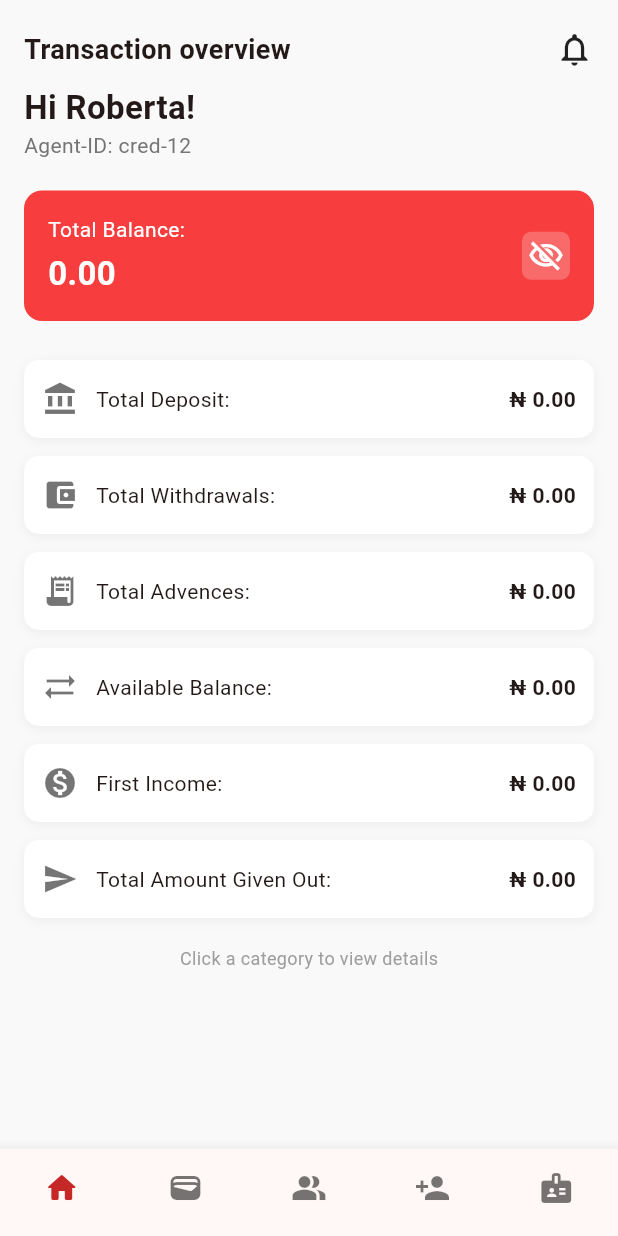
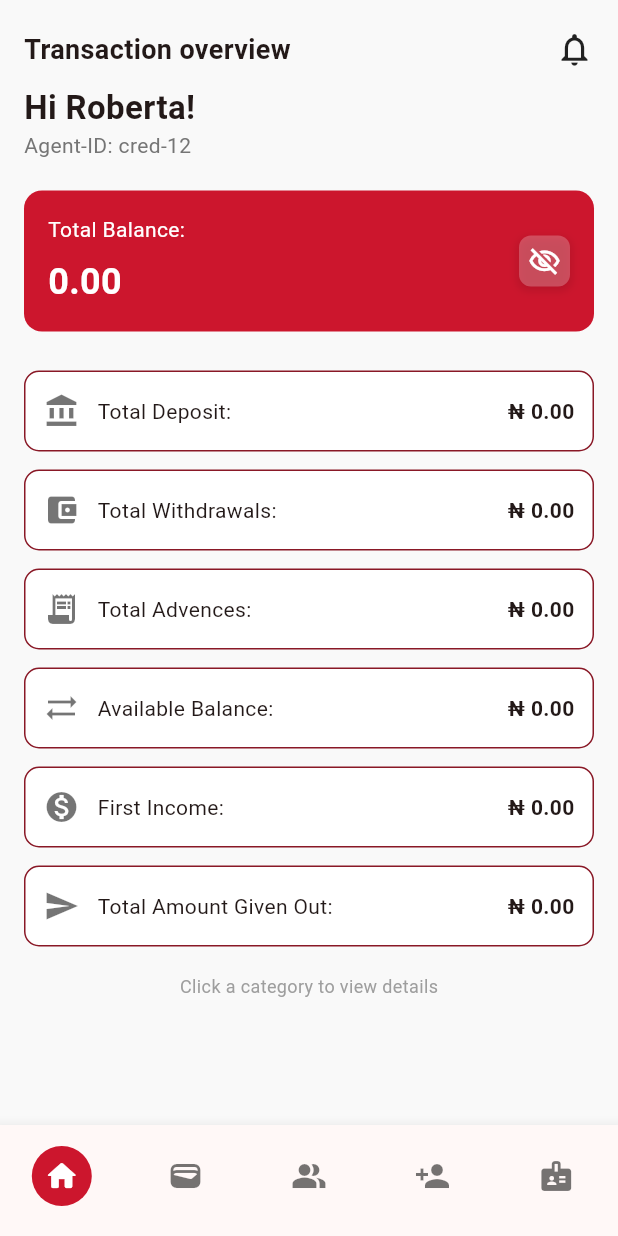
Before and after one commit to Crediometer/agent360, a Flutter app: the MainLayout screen opened by its route, on a phone screen of 412 x 824 dp. Run offline on Flutter 3.47's test engine with Material 3 defaults, Android fonts, the phone set to English and light mode, and no system bars; our stand-ins replace fluttertoast, introduction_screen.

Commit message:
dashboard

```diff
--- a/lib/screens/DashboardScreen.dart
+++ b/lib/screens/DashboardScreen.dart
@@ -44,10 +44,7 @@ class _DashboardScreenState extends State<DashboardScreen> {
                 children: const [
                   Text(
                     'Transaction overview',
-                    style: TextStyle(
-                      fontSize: 18,
-                      fontWeight: FontWeight.w600,
-                    ),
+                    style: TextStyle(fontSize: 18, fontWeight: FontWeight.w600),
                   ),
                   Icon(Icons.notifications_none, size: 26),
                 ],
@@ -64,7 +61,7 @@ class _DashboardScreenState extends State<DashboardScreen> {
               const SizedBox(height: 20),
               Container(
                 decoration: BoxDecoration(
-                  color: const Color.fromARGB(255, 247, 61, 61),
+                  color: const Color(0xFFCC162D), // Color with transparency
                   borderRadius: BorderRadius.circular(12),
                 ),
                 padding: const EdgeInsets.all(16),
@@ -76,16 +73,13 @@ class _DashboardScreenState extends State<DashboardScreen> {
                       children: [
                         Text(
                           'Total Balance:',
+                          style: TextStyle(color: Colors.white, fontSize: 14),
+                        ),
+                        SizedBox(height: 8),
+                        Text(
+                          '0.00', // example balance
                           style: TextStyle(
-                            color: Colors.white,
-                            fontSize: 14,
-                          ),
-                        ),
-                        SizedBox(height: 4),
-                        Text(
-                          '0.00',
-                          style: TextStyle(
-                            fontSize: 22,
+                            fontSize: 24,
                             fontWeight: FontWeight.bold,
                             color: Colors.white,
                           ),
@@ -93,20 +87,29 @@ class _DashboardScreenState extends State<DashboardScreen> {
                       ],
                     ),
                     Container(
-                      padding: const EdgeInsets.all(4),
+                      padding: const EdgeInsets.all(6),
                       decoration: BoxDecoration(
                         color: Colors.white24,
-                        borderRadius: BorderRadius.circular(6),
+                        borderRadius: BorderRadius.circular(8),
+                        boxShadow: [
+                          BoxShadow(
+                            color: Colors.black.withOpacity(0.1),
+                            spreadRadius: 1,
+                            blurRadius: 4,
+                            offset: Offset(0, 2), // horizontal, vertical
+                          ),
+                        ],
                       ),
                       child: const Icon(
                         Icons.visibility_off_outlined,
                         color: Colors.white,
-                        size: 24,
+                        size: 22,
                       ),
-                    )
+                    ),
                   ],
                 ),
               ),
+
               const SizedBox(height: 20),
               ..._buildInfoTiles(context),
               const SizedBox(height: 12),
@@ -132,12 +135,31 @@ class _DashboardScreenState extends State<DashboardScreen> {
         'value': '₦ 0.00',
         'onTap': _navigateToDepositScreen,
       },
-         {'icon': Icons.account_balance_wallet, 'label': 'Total Withdrawals:', 'value': '₦ 0.00'},
-      {'icon': Icons.receipt_long, 'label': 'Total Advences:', 'value': '₦ 0.00'},
-      {'icon': Icons.sync_alt, 'label': 'Available Balance:', 'value': '₦ 0.00'},
-      {'icon': Icons.monetization_on, 'label': 'First Income:', 'value': '₦ 0.00'},
-      {'icon': Icons.send, 'label': 'Total Amount Given Out:', 'value': '₦ 0.00'},
-
+      {
+        'icon': Icons.account_balance_wallet,
+        'label': 'Total Withdrawals:',
+        'value': '₦ 0.00',
+      },
+      {
+        'icon': Icons.receipt_long,
+        'label': 'Total Advences:',
+        'value': '₦ 0.00',
+      },
+      {
+        'icon': Icons.sync_alt,
+        'label': 'Available Balance:',
+        'value': '₦ 0.00',
+      },
+      {
+        'icon': Icons.monetization_on,
+        'label': 'First Income:',
+        'value': '₦ 0.00',
+      },
+      {
+        'icon': Icons.send,
+        'label': 'Total Amount Given Out:',
+        'value': '₦ 0.00',
+      },
     ];
 
     return data
@@ -149,17 +171,15 @@ class _DashboardScreenState extends State<DashboardScreen> {
               child: Container(
                 decoration: BoxDecoration(
                   color: Colors.white,
+                  border: Border.all(
+                    color: const Color(0xFF891826),
+                  ), // 🔴 updated border
                   borderRadius: BorderRadius.circular(10),
-                  boxShadow: [
-                    BoxShadow(
-                      color: Colors.black.withOpacity(0.05),
-                      blurRadius: 6,
-                      offset: const Offset(0, 2),
-                    ),
-                  ],
                 ),
-                padding:
-                    const EdgeInsets.symmetric(horizontal: 12, vertical: 14),
+                padding: const EdgeInsets.symmetric(
+                  horizontal: 12,
+                  vertical: 14,
+                ),
                 child: Row(
                   children: [
                     Icon(item['icon'] as IconData, color: Colors.black54),
--- a/lib/screens/Tabs.dart
+++ b/lib/screens/Tabs.dart
@@ -41,30 +41,42 @@ class _MainLayoutState extends State<MainLayout> {
   type: BottomNavigationBarType.fixed,
   currentIndex: _selectedIndex,
   onTap: _onItemTapped,
-        selectedItemColor: Colors.red.shade800,
+  selectedItemColor: Colors.white,
   unselectedItemColor: Colors.black54,
   showSelectedLabels: false,
   showUnselectedLabels: false,
-        items: const [
+  items: [
     BottomNavigationBarItem(
-            icon: Icon(Icons.home_rounded),
+      icon: const Icon(Icons.home_rounded),
+      activeIcon: Container(
+        padding: const EdgeInsets.all(8),
+        decoration: const BoxDecoration(
+          color: Color(0xFFCC162D), // 🔴 your custom red
+          shape: BoxShape.circle,
+        ),
+        child: const Icon(Icons.home_rounded, color: Colors.white),
+      ),
       label: 'Home',
     ),
-          BottomNavigationBarItem(
+    const BottomNavigationBarItem(
       icon: Icon(Icons.wallet),
       label: 'Transactions',
     ),
-          BottomNavigationBarItem(
+    const BottomNavigationBarItem(
       icon: Icon(Icons.people_alt),
       label: 'Customers',
     ),
-          BottomNavigationBarItem(
+    const BottomNavigationBarItem(
       icon: Icon(Icons.person_add),
       label: 'Agents',
     ),
-          BottomNavigationBarItem(icon: Icon(Icons.badge), label: 'Profile'),
+    const BottomNavigationBarItem(
+      icon: Icon(Icons.badge),
+      label: 'Profile',
+    ),
   ],
 ),
+
     );
   }
 }
```
Also changed, not shown: lib/screens/TransactionDetailsScreen.dart (added, +153 -0 lines), lib/screens/deposits_filtered_result_screen.dart (added, +212 -0 lines), lib/screens/transaction_detail_filter_screen.dart (+66 -20 lines). Lines whose indentation alone changed are shown as unchanged.
